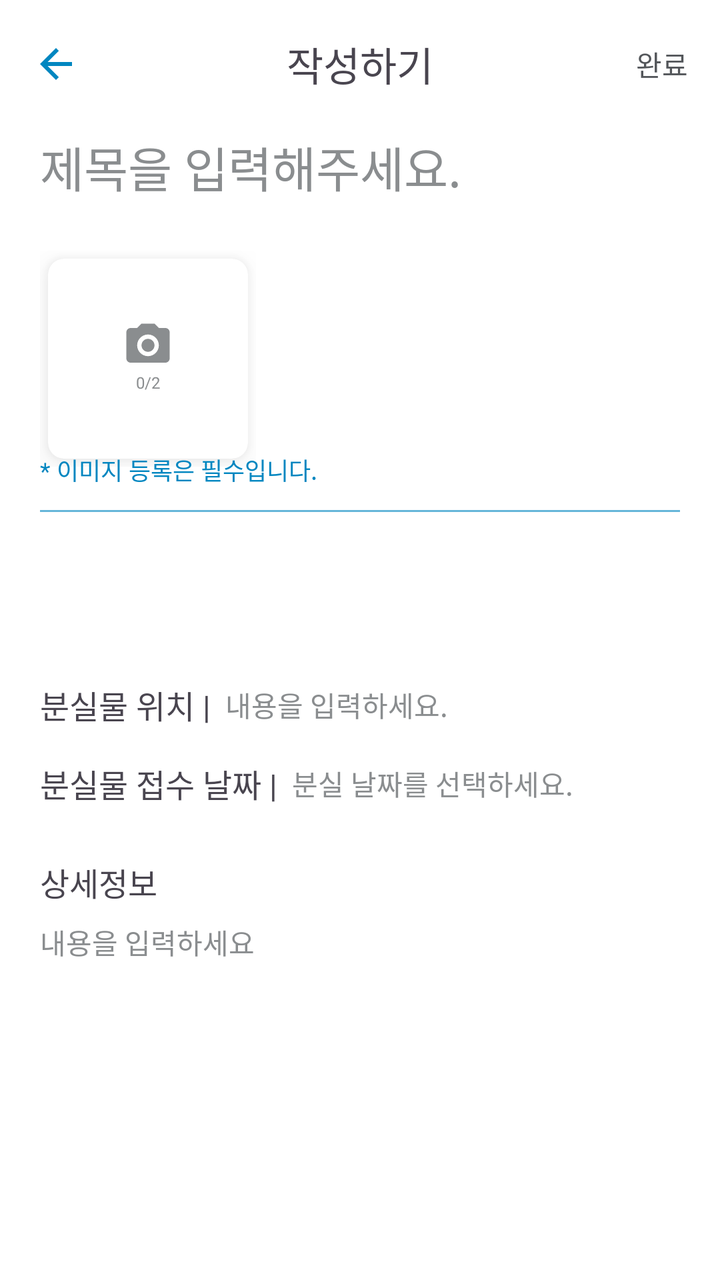
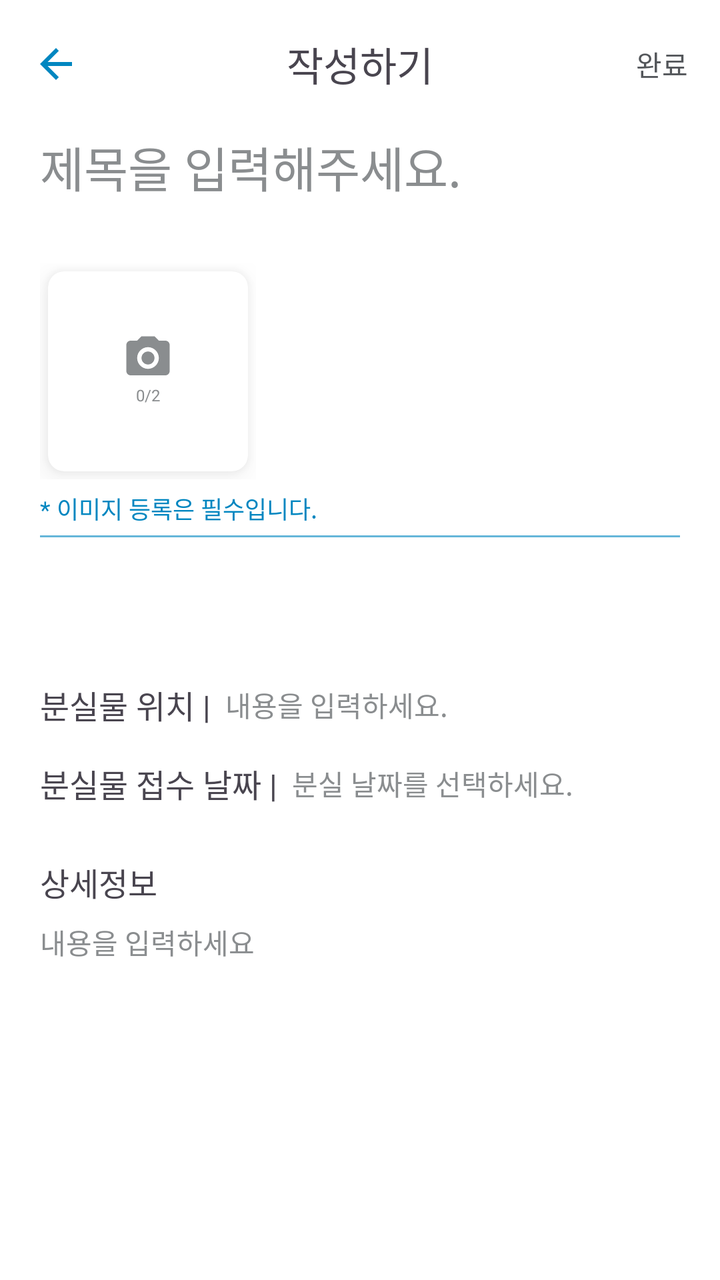

The first picture is an Android layout as it rendered before a commit; the second is the same layout after the commit. The layout source and the unified diff follow.
<!-- AndroidManifest.xml: application theme Theme.Gaechuck -->
<!-- res/layout/activity_lose_write.xml -->
<?xml version="1.0" encoding="utf-8"?>
<androidx.constraintlayout.widget.ConstraintLayout xmlns:android="http://schemas.android.com/apk/res/android"
    android:layout_width="match_parent"
    android:layout_height="match_parent"
    xmlns:app="http://schemas.android.com/apk/res-auto"
    android:background="@color/white">
    <androidx.appcompat.widget.Toolbar
        android:id="@+id/toolbar_main"
        android:layout_width="0dp"
        android:layout_height="64dp"
        android:background="@color/white"
        android:elevation="4dp"
        app:layout_constraintEnd_toEndOf="parent"
        app:layout_constraintStart_toStartOf="parent"
        app:layout_constraintTop_toTopOf="parent"
        app:title=""
        app:titleTextColor="@color/transparent">

        <ImageView
            android:id="@+id/button_back"
            android:layout_width="wrap_content"
            android:layout_height="wrap_content"
            android:layout_gravity="start|center_vertical"
            android:layout_marginTop="20dp"
            android:layout_marginBottom="20dp"
            app:srcCompat="@drawable/ic_back"
            app:tint="@color/gnu_blue" />
        
        <TextView
            android:id="@+id/textView_title"
            android:layout_width="wrap_content"
            android:layout_height="wrap_content"
            android:layout_gravity="center"
            android:fontFamily="@font/pretendard_bold"
            android:textSize="20sp"
            android:text="작성하기"
            app:layout_constraintEnd_toEndOf="parent"
            app:layout_constraintStart_toStartOf="parent"
            app:layout_constraintTop_toTopOf="@id/button_back" />

        <TextView
            android:id="@+id/form_send"
            android:layout_width="wrap_content"
            android:layout_height="wrap_content"
            android:layout_gravity="end|center_vertical"
            android:fontFamily="@font/pretendard_semibold"
            android:paddingHorizontal="16dp"
            android:textColor="@color/gnu_grey"
            android:text="완료" />
    </androidx.appcompat.widget.Toolbar>

    <EditText
        android:id="@+id/field_title"
        android:layout_width="match_parent"
        android:layout_height="wrap_content"
        android:background="@color/transparent"
        android:fontFamily="@font/pretendard_semibold"
        android:hint="제목을 입력해주세요."
        android:paddingLeft="20dp"
        android:textSize="24sp"
        app:layout_constraintTop_toBottomOf="@id/toolbar_main"
        app:layout_constraintBottom_toBottomOf="@id/guideline1"
        android:inputType="text"
        app:layout_constraintStart_toStartOf="parent"
        android:textColorHint="@color/default_tab_color"
        />

    <LinearLayout
        android:id="@+id/field_image"
        android:layout_width="match_parent"
        android:layout_height="wrap_content"
        app:layout_constraintTop_toBottomOf="@id/guideline1"
        app:layout_constraintBottom_toBottomOf="@id/guideline2"
        app:layout_constraintStart_toStartOf="parent"
        android:orientation="horizontal"
        android:layout_marginHorizontal="20dp"
        android:gravity="center_vertical"
        >
        <include
            layout="@layout/fragment_photo_add"
            android:id="@+id/photo_add_btn"
            android:layout_width="wrap_content"
            android:layout_height="wrap_content"
            />

        <LinearLayout
            android:id="@+id/photo_container"
            android:layout_width="wrap_content"
            android:layout_height="wrap_content"
            android:orientation="horizontal"

            app:layout_constraintStart_toStartOf="parent"
            app:layout_constraintBottom_toBottomOf="@id/divider"
            android:gravity="center_vertical"
            >

        </LinearLayout>
        <include
            layout="@layout/fragment_photo_add2"
            android:id="@+id/photo_add_btn2"
            android:layout_width="wrap_content"
            android:layout_height="wrap_content"
            android:layout_marginHorizontal="16dp"
            android:visibility="gone"
            />


    </LinearLayout>

    <TextView
        android:layout_width="wrap_content"
        android:layout_height="wrap_content"
        android:id="@+id/image_info"
        android:text="* 이미지 등록은 필수입니다."
        android:textSize="12sp"
        app:layout_constraintTop_toBottomOf="@id/field_image"
        app:layout_constraintBottom_toBottomOf="@id/guideline2"
        app:layout_constraintStart_toStartOf="parent"
        android:layout_marginBottom="20dp"
        android:layout_marginHorizontal="20dp"
        android:fontFamily="@font/pretendard_regular"
        android:textColor="@color/gnu_blue"
        />

    <com.google.android.material.divider.MaterialDivider
        android:id="@+id/divider"
        android:layout_width="match_parent"
        android:layout_height="1dp"
        app:layout_constraintBottom_toBottomOf="@id/guideline2"
        app:dividerColor="@color/gnu_blue_60"
        android:layout_marginHorizontal="20dp"
        />

    <LinearLayout
        android:id="@+id/select_count"
        android:layout_width="match_parent"
        android:layout_height="wrap_content"
        app:layout_constraintStart_toStartOf="parent"
        app:layout_constraintTop_toBottomOf="@id/guideline3"
        android:orientation="horizontal"
        android:layout_marginHorizontal="20dp"
        android:gravity="center"
        >
        <TextView
            android:layout_width="wrap_content"
            android:layout_height="wrap_content"
            android:text="분실물 위치 | "
            android:fontFamily="@font/pretendard_medium"
            android:textSize="16sp"
            android:layout_marginVertical="8dp"
            />

        <EditText
            android:id="@+id/field_location"
            android:layout_width="match_parent"
            android:layout_height="match_parent"
            android:background="@color/transparent"
            android:fontFamily="@font/pretendard_light"
            android:hint=" 내용을 입력하세요."
            android:textColorHint="@color/default_tab_color"
            android:inputType="text"
            android:textColor="@color/black"
            android:textSize="14dp"
            app:layout_constraintBottom_toBottomOf="@id/guideline1"
            app:layout_constraintStart_toStartOf="parent"
            />
    </LinearLayout>

    <LinearLayout
        android:id="@+id/select_date"
        android:layout_width="match_parent"
        android:layout_height="wrap_content"
        app:layout_constraintStart_toStartOf="parent"
        app:layout_constraintTop_toBottomOf="@id/select_count"
        android:orientation="horizontal"
        android:layout_marginHorizontal="20dp"
        android:gravity="center"
        >
        <TextView
            android:layout_width="wrap_content"
            android:layout_height="wrap_content"
            android:text="분실물 접수 날짜 | "
            android:fontFamily="@font/pretendard_medium"
            android:textSize="16sp"
            android:layout_marginVertical="8dp"
            />

        <TextView
            android:id="@+id/field_date"
            android:layout_width="match_parent"
            android:layout_height="wrap_content"
            android:hint=" 분실 날짜를 선택하세요."
            app:layout_constraintBottom_toBottomOf="@id/guideline1"
            app:layout_constraintStart_toStartOf="parent"
            android:textSize="14dp"
            android:textColorHint="@color/default_tab_color"
            android:fontFamily="@font/pretendard_light"
            android:background="@color/transparent"
            android:inputType="date"
            android:textColor="@color/black"
            />
    </LinearLayout>

    <LinearLayout
        android:id="@+id/write_info"
        android:layout_width="match_parent"
        android:layout_height="wrap_content"
        app:layout_constraintStart_toStartOf="parent"
        app:layout_constraintTop_toBottomOf="@id/select_date"
        android:orientation="vertical"
        android:layout_marginHorizontal="20dp"
        android:layout_marginVertical="10dp"
        >
        <TextView
            android:layout_width="wrap_content"
            android:layout_height="wrap_content"
            android:text="상세정보"
            android:fontFamily="@font/pretendard_medium"
            android:textSize="16sp"
            android:layout_marginVertical="8dp"
            />

        <EditText
            android:id="@+id/field_info"
            android:layout_width="match_parent"
            android:layout_height="match_parent"
            android:background="@color/transparent"
            android:fontFamily="@font/pretendard_light"
            android:hint="내용을 입력하세요"
            android:inputType="textMultiLine"
            android:maxLines="5"
            android:textColor="@color/black"
            android:textColorHint="@color/default_tab_color"
            android:textSize="14dp"
            app:layout_constraintBottom_toBottomOf="@id/guideline1"
            app:layout_constraintStart_toStartOf="parent" />
    </LinearLayout>

    <androidx.constraintlayout.widget.Guideline
        android:id="@+id/guideline1"
        android:layout_width="wrap_content"
        android:layout_height="wrap_content"
        android:orientation="horizontal"
        app:layout_constraintGuide_percent="0.16" />
    <androidx.constraintlayout.widget.Guideline
        android:id="@+id/guideline2"
        android:layout_width="wrap_content"
        android:layout_height="wrap_content"
        android:orientation="horizontal"
        app:layout_constraintGuide_percent="0.40" />

    <androidx.constraintlayout.widget.Guideline
        android:id="@+id/guideline3"
        android:layout_width="wrap_content"
        android:layout_height="wrap_content"
        android:orientation="horizontal"
        app:layout_constraintGuide_percent="0.52" />

</androidx.constraintlayout.widget.ConstraintLayout>
<!-- res/layout/fragment_photo_add.xml (included above) -->
<?xml version="1.0" encoding="utf-8"?>
<LinearLayout xmlns:android="http://schemas.android.com/apk/res/android"
    android:layout_width="match_parent"
    android:layout_height="match_parent"
    xmlns:app="http://schemas.android.com/apk/res-auto"
    android:background="@color/transparent">

    <androidx.cardview.widget.CardView
        android:layout_margin="4dp"
        android:layout_width="100dp"
        android:layout_height="100dp"
        app:layout_constraintTop_toTopOf="parent"
        app:layout_constraintStart_toStartOf="parent"
        app:cardCornerRadius="8dp"
        android:outlineAmbientShadowColor="@color/black"
        android:outlineSpotShadowColor="@color/grey"
        app:cardElevation="8dp"
        app:cardBackgroundColor="@color/white"
        >

        <LinearLayout
            android:layout_width="wrap_content"
            android:layout_height="wrap_content"
            android:orientation="vertical"
            android:layout_gravity="center"
            android:layout_marginTop="2dp"
            >
            <ImageView
                android:layout_width="wrap_content"
                android:layout_height="wrap_content"
                android:src="@drawable/ic_camera"
                />

            <LinearLayout
                android:layout_width="wrap_content"
                android:layout_height="wrap_content"
                android:layout_gravity="center"
                android:layout_marginVertical="4dp"
                >
                <TextView
                    android:layout_width="wrap_content"
                    android:layout_height="wrap_content"
                    android:fontFamily="@font/pretendard_regular"
                    android:text="0/"
                    android:textSize="8sp"
                    android:textColor="@color/divider_grey2"
                    />
                <TextView
                    android:id="@+id/photo_count"
                    android:layout_width="wrap_content"
                    android:layout_height="wrap_content"
                    android:fontFamily="@font/pretendard_regular"
                    android:text="2"
                    android:textSize="8sp"
                    android:layout_gravity="center"
                    android:textColor="@color/divider_grey2"
                    />
            </LinearLayout>
        </LinearLayout>
    </androidx.cardview.widget.CardView>
</LinearLayout>
<!-- res/layout/fragment_photo_add2.xml (included above) -->
<?xml version="1.0" encoding="utf-8"?>
<LinearLayout xmlns:android="http://schemas.android.com/apk/res/android"
    android:layout_width="wrap_content"
    android:layout_height="wrap_content"
    android:orientation="vertical"
    >

    <ImageView
        android:layout_width="wrap_content"
        android:layout_height="wrap_content"
        android:src="@drawable/ic_plus"
        />

    <LinearLayout
        android:layout_width="wrap_content"
        android:layout_height="wrap_content"
        android:layout_gravity="center"
        android:layout_marginVertical="4dp"
        >
        <TextView
            android:id="@+id/photo_count"
            android:layout_width="wrap_content"
            android:layout_height="wrap_content"
            android:fontFamily="@font/pretendard_regular"
            android:text="0"
            android:textSize="12sp"
            android:textColor="@color/divider_grey2"
            />
        <TextView
            android:id="@+id/total_count"
            android:layout_width="wrap_content"
            android:layout_height="wrap_content"
            android:fontFamily="@font/pretendard_regular"
            android:text="/3"
            android:textSize="12sp"
            android:layout_gravity="center"
            android:textColor="@color/divider_grey2"
            />
    </LinearLayout>

</LinearLayout>
<!-- resources referenced by this layout -->
<resources>
  <color name="black">#FF000000</color>
  <color name="default_tab_color">#FF8A8D8F</color>
  <color name="divider_grey2">#8A8D8F</color>
  <color name="gnu_blue">#FF0086C0</color>
  <color name="gnu_blue_60">#990086C0</color>
  <color name="gnu_grey">#53565A</color>
  <color name="grey">#999999</color>
  <color name="transparent">#00000000</color>
  <color name="white">#FFFFFFFF</color>
  <!-- drawable ic_back (drawable) -->
  <vector xmlns:android="http://schemas.android.com/apk/res/android" android:autoMirrored="true" android:height="24dp" android:tint="#8A8D8F" android:viewportHeight="24" android:viewportWidth="24" android:width="24dp">
        
      <path android:fillColor="@android:color/white" android:pathData="M20,11H7.83l5.59,-5.59L12,4l-8,8 8,8 1.41,-1.41L7.83,13H20v-2z"/>
      
  </vector>
  <!-- drawable ic_camera (drawable) -->
  <vector xmlns:android="http://schemas.android.com/apk/res/android"
      android:width="22dp"
      android:height="20dp"
      android:viewportWidth="22"
      android:viewportHeight="20">
    <path
        android:pathData="M2.333,2.334H5.583L7.75,0.167H14.25L16.417,2.334H19.667C20.241,2.334 20.792,2.562 21.199,2.968C21.605,3.375 21.833,3.926 21.833,4.5V17.5C21.833,18.075 21.605,18.626 21.199,19.032C20.792,19.439 20.241,19.667 19.667,19.667H2.333C1.759,19.667 1.207,19.439 0.801,19.032C0.395,18.626 0.167,18.075 0.167,17.5V4.5C0.167,3.926 0.395,3.375 0.801,2.968C1.207,2.562 1.759,2.334 2.333,2.334ZM11,5.584C9.563,5.584 8.186,6.154 7.17,7.17C6.154,8.186 5.583,9.564 5.583,11C5.583,12.437 6.154,13.815 7.17,14.83C8.186,15.846 9.563,16.417 11,16.417C12.436,16.417 13.814,15.846 14.83,14.83C15.846,13.815 16.417,12.437 16.417,11C16.417,9.564 15.846,8.186 14.83,7.17C13.814,6.154 12.436,5.584 11,5.584ZM11,7.75C11.862,7.75 12.688,8.093 13.298,8.702C13.907,9.312 14.25,10.138 14.25,11C14.25,11.862 13.907,12.689 13.298,13.298C12.688,13.908 11.862,14.25 11,14.25C10.138,14.25 9.311,13.908 8.702,13.298C8.092,12.689 7.75,11.862 7.75,11C7.75,10.138 8.092,9.312 8.702,8.702C9.311,8.093 10.138,7.75 11,7.75Z"
        android:fillColor="#8A8D8F"/>
  </vector>
  <!-- drawable ic_plus (drawable) -->
  <vector xmlns:android="http://schemas.android.com/apk/res/android"
      android:width="26dp"
      android:height="26dp"
      android:viewportWidth="26"
      android:viewportHeight="26">
    <path
        android:pathData="M13,0.75C6.235,0.75 0.75,6.235 0.75,13C0.75,19.765 6.235,25.25 13,25.25C19.765,25.25 25.25,19.765 25.25,13C25.25,6.235 19.765,0.75 13,0.75ZM18.25,13.656C18.25,13.777 18.152,13.875 18.031,13.875H13.875V18.031C13.875,18.152 13.777,18.25 13.656,18.25H12.344C12.223,18.25 12.125,18.152 12.125,18.031V13.875H7.969C7.848,13.875 7.75,13.777 7.75,13.656V12.344C7.75,12.223 7.848,12.125 7.969,12.125H12.125V7.969C12.125,7.848 12.223,7.75 12.344,7.75H13.656C13.777,7.75 13.875,7.848 13.875,7.969V12.125H18.031C18.152,12.125 18.25,12.223 18.25,12.344V13.656Z"
        android:fillColor="#8A8D8F"/>
  </vector>
  <style name="Theme.Gaechuck" parent="Theme.Material3.DayNight.NoActionBar">
          <item name="android:color">@color/gnu_blue</item>
          <item name="colorSurface">@color/white</item>
          <item name="statusBarBackground">@color/white</item>
      </style>
</resources>

<!-- the commit's change to res/layout/activity_lose_write.xml (unified diff, before → after) -->
@@ -116,7 +116,7 @@
         app:layout_constraintTop_toBottomOf="@id/field_image"
         app:layout_constraintBottom_toBottomOf="@id/guideline2"
         app:layout_constraintStart_toStartOf="parent"
-        android:layout_marginBottom="20dp"
+        android:layout_marginVertical="10dp"
         android:layout_marginHorizontal="20dp"
         android:fontFamily="@font/pretendard_regular"
         android:textColor="@color/gnu_blue"
@@ -247,7 +247,7 @@
         android:layout_width="wrap_content"
         android:layout_height="wrap_content"
         android:orientation="horizontal"
-        app:layout_constraintGuide_percent="0.40" />
+        app:layout_constraintGuide_percent="0.42" />
 
     <androidx.constraintlayout.widget.Guideline
         android:id="@+id/guideline3"
